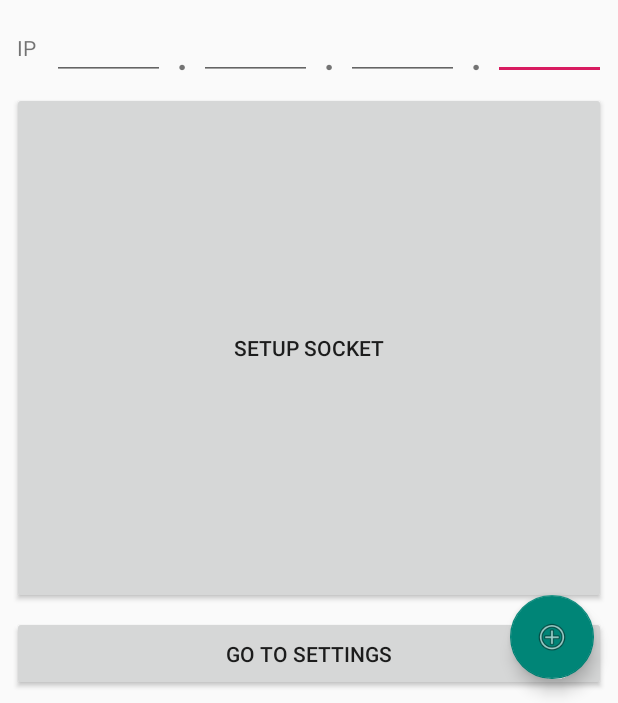
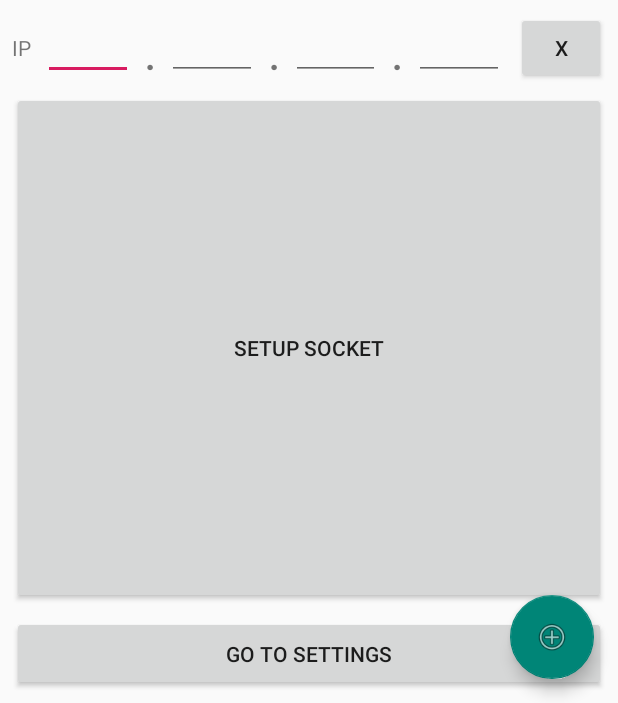
Before and after one commit to km2442/AutoSwitch, an Android app: the screen it shows after launch (MainActivity), on a phone screen of 412 x 824 dp, the part 533-1236 px from its top. Run offline under Robolectric (Android 15) with nearby library versions, the phone set to English and light mode, and no system bars.

Commit message:
Fixes to ui

```diff
--- a/Android/app/src/main/java/dev/kamilklecha/autoswitchmobile/ConnectWait.java
+++ b/Android/app/src/main/java/dev/kamilklecha/autoswitchmobile/ConnectWait.java
@@ -3,6 +3,7 @@ package dev.kamilklecha.autoswitchmobile;
 import android.content.Intent;
 import android.os.Bundle;
 import android.support.v7.app.AppCompatActivity;
+import android.util.Log;
 import android.view.View;
 import android.widget.Button;
 import android.widget.TextView;
@@ -10,6 +11,8 @@ import android.widget.TextView;
 public class ConnectWait extends AppCompatActivity {
     String IP, Port = "1234", addr;
     SocketCommunicator sc;
+
+    private static final String TAG = "ConnectWait";
 
     @Override
     protected void onCreate(Bundle savedInstanceState) {
@@ -26,13 +29,14 @@ public class ConnectWait extends AppCompatActivity {
         back.setOnClickListener(new View.OnClickListener() {
             @Override
             public void onClick(View v) {
-                ConnectWait.this.finish();
+                finish();
             }
         });
     }
 
     private void connectToPC(String IP, String Port)
     {
+        Log.d(TAG, "connectToPC: create");
         Hub.sc = new SocketCommunicator(IP, this);
     }
 
@@ -42,8 +46,4 @@ public class ConnectWait extends AppCompatActivity {
         i.putExtra("Addr", addr);
         startActivity(i);
     }
-
-    public void finish() {
-        finish();
-    }
 }
--- a/Android/app/src/main/java/dev/kamilklecha/autoswitchmobile/MainActivity.java
+++ b/Android/app/src/main/java/dev/kamilklecha/autoswitchmobile/MainActivity.java
@@ -56,6 +56,24 @@ public class MainActivity extends AppCompatActivity
             }
         };
         btn.setOnClickListener(cl);
+
+        Button clear = (Button) findViewById(R.id.main_IP_Clear);
+        clear.setOnClickListener(new View.OnClickListener() {
+            @Override
+            public void onClick(View v) {
+                EditText IP1 = (EditText) findViewById(R.id.main_IP_1);
+                EditText IP2 = (EditText) findViewById(R.id.main_IP_2);
+                EditText IP3 = (EditText) findViewById(R.id.main_IP_3);
+                EditText IP4 = (EditText) findViewById(R.id.main_IP_4);
+
+                IP1.setText("");
+                IP2.setText("");
+                IP3.setText("");
+                IP4.setText("");
+
+                IP1.requestFocus();
+            }
+        });
 
         final Button buttonSetup = (Button) findViewById(R.id.btn_setup);
 
--- a/Android/app/src/main/java/dev/kamilklecha/autoswitchmobile/SocketCommunicator.java
+++ b/Android/app/src/main/java/dev/kamilklecha/autoswitchmobile/SocketCommunicator.java
@@ -81,7 +81,7 @@ public class SocketCommunicator implements Serializable {
     }
 
     public void startReceiver() {
-        Thread thread = new Thread(new Runnable() {
+        final Thread thread = new Thread(new Runnable() {
             @Override
             public void run() {
                 boolean exception = false;
@@ -91,6 +91,8 @@ public class SocketCommunicator implements Serializable {
                     e.printStackTrace();
                 }
                 while (!exception) {
+                    if(socket.isClosed()) break;
+
                     try {
                         BufferedReader input = new BufferedReader(new InputStreamReader(socket.getInputStream()));
                         final String st = input.readLine();
--- a/Android/app/src/main/res/layout/content_main.xml
+++ b/Android/app/src/main/res/layout/content_main.xml
@@ -8,9 +8,48 @@
     tools:context=".MainActivity"
     tools:showIn="@layout/app_bar_main">
 
+    <TextView
+        android:id="@+id/textView2"
+        android:layout_width="wrap_content"
+        android:layout_height="wrap_content"
+        android:layout_marginStart="8dp"
+        android:layout_marginEnd="8dp"
+        android:text="IP"
+        app:layout_constraintBaseline_toBaselineOf="@id/main_IP_1"
+        app:layout_constraintEnd_toStartOf="@+id/main_IP_1"
+        app:layout_constraintStart_toStartOf="parent" />
+
     <EditText
-        android:id="@+id/main_IP_4"
-        android:layout_width="75dp"
+        android:id="@+id/main_IP_1"
+        android:layout_width="0dp"
+        android:layout_height="wrap_content"
+        android:layout_marginTop="8dp"
+        android:layout_marginEnd="8dp"
+        android:ems="10"
+        android:inputType="number"
+        android:maxLength="3"
+        android:phoneNumber="false"
+        android:textAlignment="center"
+        app:layout_constraintEnd_toStartOf="@+id/textView4"
+        app:layout_constraintStart_toEndOf="@id/textView2"
+        app:layout_constraintTop_toBottomOf="@+id/textView" />
+
+    <TextView
+        android:id="@+id/textView4"
+        android:layout_width="wrap_content"
+        android:layout_height="wrap_content"
+        android:layout_marginEnd="8dp"
+        android:text="."
+        android:textAlignment="center"
+        android:textSize="24sp"
+        android:textStyle="bold"
+        app:layout_constraintBottom_toBottomOf="@+id/main_IP_1"
+        app:layout_constraintEnd_toStartOf="@+id/main_IP_2"
+        app:layout_constraintStart_toEndOf="@id/main_IP_1" />
+
+    <EditText
+        android:id="@+id/main_IP_2"
+        android:layout_width="0dp"
         android:layout_height="wrap_content"
         android:layout_marginEnd="8dp"
         android:ems="10"
@@ -18,8 +57,36 @@
         android:maxLength="3"
         android:phoneNumber="false"
         android:textAlignment="center"
-        app:layout_constraintEnd_toEndOf="parent"
-        app:layout_constraintTop_toTopOf="@+id/main_IP_3" />
+        app:layout_constraintEnd_toStartOf="@+id/textView5"
+        app:layout_constraintStart_toEndOf="@id/textView4"
+        app:layout_constraintTop_toTopOf="@+id/main_IP_1" />
+
+    <TextView
+        android:id="@+id/textView5"
+        android:layout_width="wrap_content"
+        android:layout_height="wrap_content"
+        android:layout_marginEnd="8dp"
+        android:text="."
+        android:textAlignment="center"
+        android:textSize="24sp"
+        android:textStyle="bold"
+        app:layout_constraintBottom_toBottomOf="@+id/main_IP_2"
+        app:layout_constraintEnd_toStartOf="@+id/main_IP_3"
+        app:layout_constraintStart_toEndOf="@id/main_IP_2" />
+
+    <EditText
+        android:id="@+id/main_IP_3"
+        android:layout_width="0dp"
+        android:layout_height="wrap_content"
+        android:layout_marginEnd="8dp"
+        android:ems="10"
+        android:inputType="number"
+        android:maxLength="3"
+        android:phoneNumber="false"
+        android:textAlignment="center"
+        app:layout_constraintEnd_toStartOf="@+id/textView6"
+        app:layout_constraintStart_toEndOf="@id/textView5"
+        app:layout_constraintTop_toTopOf="@+id/main_IP_2" />
 
     <TextView
         android:id="@+id/textView6"
@@ -31,11 +98,12 @@
         android:textSize="24sp"
         android:textStyle="bold"
         app:layout_constraintBottom_toBottomOf="@+id/main_IP_3"
-        app:layout_constraintEnd_toStartOf="@+id/main_IP_4" />
+        app:layout_constraintEnd_toStartOf="@+id/main_IP_4"
+        app:layout_constraintStart_toEndOf="@id/main_IP_3" />
 
     <EditText
-        android:id="@+id/main_IP_3"
-        android:layout_width="75dp"
+        android:id="@+id/main_IP_4"
+        android:layout_width="0dp"
         android:layout_height="wrap_content"
         android:layout_marginEnd="8dp"
         android:ems="10"
@@ -43,47 +111,19 @@
         android:maxLength="3"
         android:phoneNumber="false"
         android:textAlignment="center"
-        app:layout_constraintEnd_toStartOf="@+id/textView6"
-        app:layout_constraintTop_toTopOf="@+id/main_IP_2" />
+        app:layout_constraintEnd_toStartOf="@+id/main_IP_Clear"
+        app:layout_constraintStart_toEndOf="@id/textView6"
+        app:layout_constraintTop_toTopOf="@+id/main_IP_3" />
 
-    <TextView
-        android:id="@+id/textView5"
-        android:layout_width="wrap_content"
+    <Button
+        android:id="@+id/main_IP_Clear"
+        android:layout_width="0dp"
         android:layout_height="wrap_content"
         android:layout_marginEnd="8dp"
-        android:text="."
-        android:textAlignment="center"
-        android:textSize="24sp"
-        android:textStyle="bold"
-        app:layout_constraintBottom_toBottomOf="@+id/main_IP_2"
-        app:layout_constraintEnd_toStartOf="@+id/main_IP_3" />
-
-    <EditText
-        android:id="@+id/main_IP_2"
-        android:layout_width="75dp"
-        android:layout_height="wrap_content"
-        android:layout_marginEnd="8dp"
-        android:ems="10"
-        android:inputType="number"
-        android:maxLength="3"
-        android:phoneNumber="false"
-        android:textAlignment="center"
-        app:layout_constraintEnd_toStartOf="@+id/textView5"
-        app:layout_constraintTop_toTopOf="@+id/main_IP_1" />
-
-    <EditText
-        android:id="@+id/main_IP_1"
-        android:layout_width="75dp"
-        android:layout_height="wrap_content"
-        android:layout_marginTop="8dp"
-        android:layout_marginEnd="8dp"
-        android:ems="10"
-        android:inputType="number"
-        android:maxLength="3"
-        android:phoneNumber="false"
-        android:textAlignment="center"
-        app:layout_constraintEnd_toStartOf="@+id/textView4"
-        app:layout_constraintTop_toBottomOf="@+id/textView" />
+        android:text="X"
+        app:layout_constraintEnd_toEndOf="parent"
+        app:layout_constraintStart_toEndOf="@id/main_IP_4"
+        app:layout_constraintTop_toTopOf="@+id/main_IP_4" />
 
     <ImageView
         android:id="@+id/imageView3"
@@ -137,26 +177,4 @@
         app:layout_constraintEnd_toEndOf="parent"
         app:layout_constraintStart_toStartOf="parent" />
 
-    <TextView
-        android:id="@+id/textView2"
-        android:layout_width="wrap_content"
-        android:layout_height="wrap_content"
-        android:layout_marginStart="8dp"
-        android:layout_marginEnd="8dp"
-        android:text="IP"
-        app:layout_constraintBaseline_toBaselineOf="@id/main_IP_1"
-        app:layout_constraintEnd_toStartOf="@+id/main_IP_1"
-        app:layout_constraintStart_toStartOf="parent" />
-
-    <TextView
-        android:id="@+id/textView4"
-        android:layout_width="wrap_content"
-        android:layout_height="wrap_content"
-        android:layout_marginEnd="8dp"
-        android:text="."
-        android:textAlignment="center"
-        android:textSize="24sp"
-        android:textStyle="bold"
-        app:layout_constraintBottom_toBottomOf="@+id/main_IP_1"
-        app:layout_constraintEnd_toStartOf="@+id/main_IP_2" />
 </android.support.constraint.ConstraintLayout>
```
